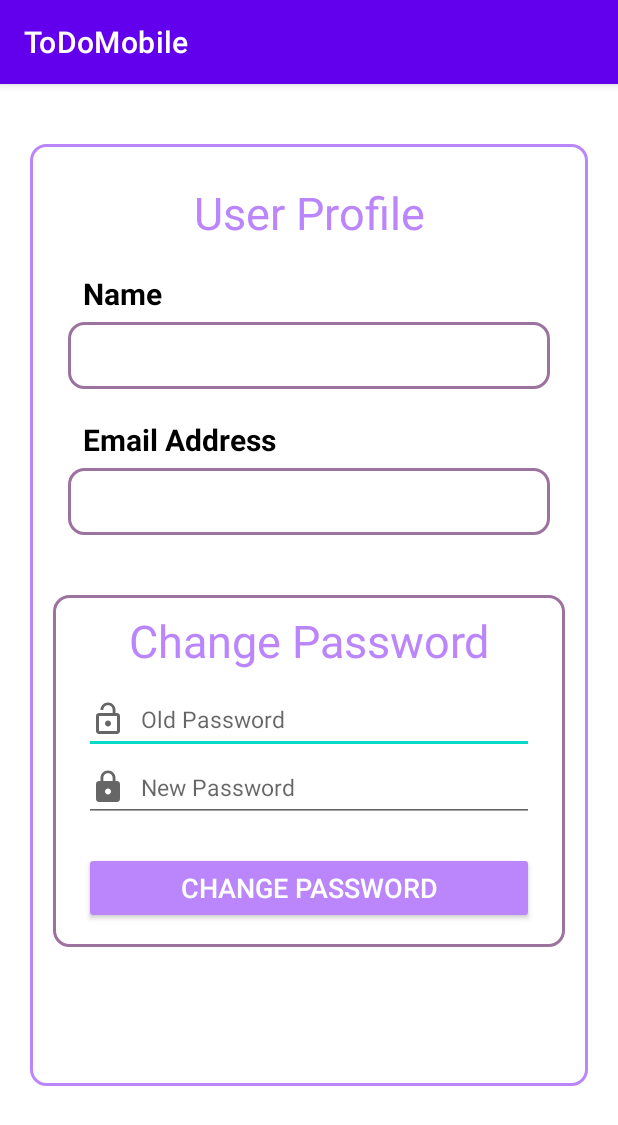
After one commit to EdbertJunus/ToDo---Mobile, an Android app: the ProfileActivity screen opened directly, with no data from a screen before it, on a phone screen of 412 x 824 dp. The commit adds this screen. Shown: the top 1125 px of the screen. Run offline under Robolectric (Android 15) with nearby library versions, the phone set to English and light mode, and no system bars; our stand-ins replace Firebase (no records; nobody signed in at launch, a user with empty details on screens opened directly); 2 statements that could not run were skipped.

Commit message:
Finished Profile Activity with change password

```diff
--- a/app/src/main/AndroidManifest.xml
+++ b/app/src/main/AndroidManifest.xml
@@ -9,7 +9,8 @@
         android:roundIcon="@mipmap/ic_launcher_round"
         android:supportsRtl="true"
         android:theme="@style/Theme.ToDoMobile">
-        <activity android:name=".TaskDetailActivity"></activity>
+        <activity android:name=".ProfileActivity"></activity>
+        <activity android:name=".TaskDetailActivity" />
         <activity android:name=".AddTaskActivity" />
         <activity android:name=".TaskActivity" />
         <activity
--- a/app/src/main/java/com/example/todomobile/MainActivity.java
+++ b/app/src/main/java/com/example/todomobile/MainActivity.java
@@ -4,6 +4,7 @@ import androidx.appcompat.app.AppCompatActivity;
 
 import android.content.Intent;
 import android.os.Bundle;
+import android.util.Log;
 import android.widget.ImageButton;
 
 public class MainActivity extends AppCompatActivity {
@@ -23,7 +24,7 @@ public class MainActivity extends AppCompatActivity {
 
         home_ib_btn = findViewById(R.id.homepage_ib_button);
         home_ib_btn.setOnClickListener(view -> {
-            Intent intent = new Intent(MainActivity.this, TaskActivity.class);
+            Intent intent = new Intent(MainActivity.this, LoginActivity.class);
             startActivity(intent);
         });
     }
--- /dev/null
+++ b/app/src/main/java/com/example/todomobile/ProfileActivity.java
@@ -0,0 +1,164 @@
+package com.example.todomobile;
+
+import androidx.annotation.NonNull;
+import androidx.appcompat.app.AppCompatActivity;
+
+import android.content.Intent;
+import android.os.Bundle;
+import android.util.Log;
+import android.widget.Button;
+import android.widget.EditText;
+import android.widget.TextView;
+import android.widget.Toast;
+
+import com.example.todomobile.database.UserHelper;
+import com.example.todomobile.model.User;
+import com.google.android.gms.tasks.OnCompleteListener;
+import com.google.android.gms.tasks.OnFailureListener;
+import com.google.android.gms.tasks.Task;
+import com.google.firebase.firestore.DocumentReference;
+import com.google.firebase.firestore.DocumentSnapshot;
+import com.google.firebase.firestore.FirebaseFirestore;
+import com.google.firebase.firestore.QuerySnapshot;
+
+import java.util.ArrayList;
+import java.util.Vector;
+import java.util.regex.Matcher;
+import java.util.regex.Pattern;
+
+public class ProfileActivity extends AppCompatActivity {
+
+    Button profile_btn_changepwd;
+    EditText profile_et_oldpwd, profile_et_newpwd;
+    TextView profile_tv_name, profile_tv_email;
+
+    private FirebaseFirestore db = FirebaseFirestore.getInstance();
+
+    private ArrayList<User> userList = new ArrayList<>();
+    private String userId, userName, userEmail, userPwd, userOldPwd, userNewPwd;
+
+    @Override
+    protected void onCreate(Bundle savedInstanceState) {
+        super.onCreate(savedInstanceState);
+        setContentView(R.layout.activity_profile);
+        readUserData();
+        init();
+    }
+
+    public void init(){
+        profile_tv_name = findViewById(R.id.profile_tv_name);
+        profile_tv_email = findViewById(R.id.profile_tv_email);
+        profile_et_oldpwd = findViewById(R.id.profile_et_oldpwd);
+        profile_et_newpwd = findViewById(R.id.profile_et_newpwd);
+        profile_btn_changepwd = findViewById(R.id.profile_btn_changepwd);
+
+        // Get User List and Id
+        Intent intent = getIntent();
+        userId = intent.getStringExtra("UserId");
+        userList = intent.getParcelableArrayListExtra("UserList");
+        for (User user:userList) {
+            if(user.getUserId().equals(userId)){
+                userName = user.getUserName();
+                userEmail = user.getUserEmail();
+                userPwd = user.getUserPassword();
+                break;
+            }
+        }
+
+        // Set textview
+        profile_tv_name.setText(userName);
+        profile_tv_email.setText(userEmail);
+
+        profile_btn_changepwd.setOnClickListener(view -> {
+            userOldPwd = profile_et_oldpwd.getText().toString();
+            userNewPwd = profile_et_newpwd.getText().toString();
+
+            // Validation
+            if(userOldPwd.isEmpty() || userNewPwd.isEmpty()){
+                Toast.makeText(this, "Please Insert Both Password!", Toast.LENGTH_SHORT).show();
+            }
+            else if(!userOldPwd.equals(userPwd)){
+                Toast.makeText(this, "Old Password Incorrect!", Toast.LENGTH_SHORT).show();
+                profile_et_oldpwd.setText("");
+                profile_et_newpwd.setText("");
+            }
+            else if(userOldPwd.equals(userPwd)){
+                if(userNewPwd.length() < 8){
+                    profile_et_oldpwd.setText("");
+                    profile_et_newpwd.setError("Password Must Be At Least 8 Characters!");
+                    return;
+                }
+                else if(!isAlphanum(userNewPwd)){
+                    profile_et_oldpwd.setText("");
+                    profile_et_newpwd.setError("Password Must Contain Both Alphabet and Numeric! (Minimum 1 Big Letter, 1 Small Letter, 1 Number)");
+                    return;
+                }
+                else{
+                    // Update password
+                    DocumentReference documentReference =
+                            db.collection("user")
+                            .document(userId);
+                    documentReference.update(
+                            "UserPassword", userNewPwd
+                    ).addOnCompleteListener(new OnCompleteListener<Void>() {
+                        @Override
+                        public void onComplete(Task<Void> task) {
+                            if(task.isSuccessful()){
+                                Toast.makeText(ProfileActivity.this, "Password Updated!", Toast.LENGTH_SHORT).show();
+                            }
+                        }
+                    }).addOnFailureListener(new OnFailureListener() {
+                        @Override
+                        public void onFailure(Exception e) {
+                            Toast.makeText(ProfileActivity.this, "Password Update Failed!", Toast.LENGTH_SHORT).show();
+                        }
+                    });
+
+                    // Ganti ke task activity
+                    Intent newIntent = new Intent(ProfileActivity.this, LoginActivity.class);
+                    newIntent.putExtra("UserId", userId);
+//                Toast.makeText(this, "User Id: " + userId, Toast.LENGTH_SHORT).show();
+                    startActivity(newIntent);
+                    finish();
+                }
+            }
+
+        });
+
+    }
+
+    // Read Current User
+    private void readUserData() {
+        db.collection("user")
+                .get()
+                .addOnCompleteListener(new OnCompleteListener<QuerySnapshot>() {
+                    @Override
+                    public void onComplete(Task<QuerySnapshot> task) {
+                        for (DocumentSnapshot snapshot : task.getResult()){
+                            User user = new User(snapshot.getId(),
+                                    snapshot.getString("UserEmail"),
+                                    snapshot.getString("UserName"),
+                                    snapshot.getString("UserPassword"));
+                            userList.add(user);
+                        }
+                        Toast.makeText(ProfileActivity.this, "Data Load Successfully!", Toast.LENGTH_SHORT).show();
+                    }
+                }).addOnFailureListener(new OnFailureListener() {
+            @Override
+            public void onFailure(Exception e) {
+                Toast.makeText(ProfileActivity.this, "Read data failed!", Toast.LENGTH_SHORT).show();
+            }
+        });
+    }
+
+
+    // Check Pass Alphanumeric
+    public Boolean isAlphanum(String password){
+        final String regexp = "^(?=.*?[A-Z])(?=.*?[a-z])(?=.*?[0-9]).+$";
+        Pattern pass_pattern = Pattern.compile(regexp);
+
+        Matcher isPassMatch = pass_pattern.matcher(password);
+        return isPassMatch.matches();
+    }
+
+}
--- /dev/null
+++ b/app/src/main/res/drawable/custom_img_oldpwd.xml
@@ -0,0 +1,10 @@
+<vector xmlns:android="http://schemas.android.com/apk/res/android"
+    android:width="24dp"
+    android:height="24dp"
+    android:viewportWidth="24"
+    android:viewportHeight="24"
+    android:tint="?attr/colorControlNormal">
+  <path
+      android:fillColor="@android:color/white"
+      android:pathData="M12,17c1.1,0 2,-0.9 2,-2s-0.9,-2 -2,-2 -2,0.9 -2,2 0.9,2 2,2zM18,8h-1L17,6c0,-2.76 -2.24,-5 -5,-5S7,3.24 7,6h1.9c0,-1.71 1.39,-3.1 3.1,-3.1 1.71,0 3.1,1.39 3.1,3.1v2L6,8c-1.1,0 -2,0.9 -2,2v10c0,1.1 0.9,2 2,2h12c1.1,0 2,-0.9 2,-2L20,10c0,-1.1 -0.9,-2 -2,-2zM18,20L6,20L6,10h12v10z"/>
+</vector>
--- /dev/null
+++ b/app/src/main/res/drawable/profile_atr_border.xml
@@ -0,0 +1,10 @@
+<?xml version="1.0" encoding="utf-8"?>
+<shape xmlns:android="http://schemas.android.com/apk/res/android">
+    <corners android:radius="10dp"/>
+    <padding
+        android:top="10dp"
+        android:bottom="10dp"
+        android:left="10dp"
+        android:right="10dp"/>
+    <stroke android:width="2dp" android:color="@color/taro"/>
+</shape>
--- /dev/null
+++ b/app/src/main/res/drawable/profile_border.xml
@@ -0,0 +1,10 @@
+<?xml version="1.0" encoding="utf-8"?>
+<shape xmlns:android="http://schemas.android.com/apk/res/android">
+    <corners android:radius="10dp"/>
+    <padding
+        android:top="10dp"
+        android:bottom="10dp"
+        android:left="10dp"
+        android:right="10dp"/>
+    <stroke android:width="2dp" android:color="@color/purple_200"/>
+</shape>
--- /dev/null
+++ b/app/src/main/res/layout/activity_profile.xml
@@ -0,0 +1,139 @@
+<?xml version="1.0" encoding="utf-8"?>
+<LinearLayout xmlns:android="http://schemas.android.com/apk/res/android"
+    xmlns:app="http://schemas.android.com/apk/res-auto"
+    xmlns:tools="http://schemas.android.com/tools"
+    android:layout_width="match_parent"
+    android:layout_height="match_parent"
+    android:orientation="vertical"
+    android:background="@drawable/profile_border"
+    android:padding="15dp"
+    android:layout_marginTop="40dp"
+    android:layout_marginLeft="20dp"
+    android:layout_marginRight="20dp"
+    android:layout_marginBottom="100dp"
+    tools:context=".ProfileActivity">
+
+    <TextView
+        android:id="@+id/profile_tv_title"
+        android:layout_width="match_parent"
+        android:layout_height="wrap_content"
+        android:text="@string/profile"
+        android:textAlignment="center"
+        android:textSize="30dp"
+        android:textColor="@color/purple_200"
+        android:layout_marginTop="10dp"
+        />
+
+    <TextView
+        android:layout_width="match_parent"
+        android:layout_height="wrap_content"
+        android:text="@string/name"
+        android:textAlignment="viewStart"
+        android:textSize="20dp"
+        android:textColor="@color/black"
+        android:textStyle="bold"
+        android:layout_marginTop="20dp"
+        android:layout_marginLeft="20dp"
+        />
+
+    <TextView
+        android:id="@+id/profile_tv_name"
+        android:layout_width="match_parent"
+        android:layout_height="wrap_content"
+        android:layout_marginLeft="10dp"
+        android:layout_marginTop="5dp"
+        android:layout_marginRight="10dp"
+        android:background="@drawable/profile_atr_border"
+        android:text="@string/name"
+        android:textAlignment="viewStart"
+        android:textColor="@color/gray"
+        android:textSize="18dp" />
+
+    <TextView
+        android:layout_width="match_parent"
+        android:layout_height="wrap_content"
+        android:text="@string/email"
+        android:textAlignment="viewStart"
+        android:textSize="20dp"
+        android:textColor="@color/black"
+        android:textStyle="bold"
+        android:layout_marginTop="20dp"
+        android:layout_marginLeft="20dp"
+        />
+
+    <TextView
+        android:id="@+id/profile_tv_email"
+        android:layout_width="match_parent"
+        android:layout_height="wrap_content"
+        android:text="@string/email"
+        android:textAlignment="viewStart"
+        android:textSize="18dp"
+        android:textColor="@color/gray"
+        android:background="@drawable/profile_atr_border"
+        android:layout_marginLeft="10dp"
+        android:layout_marginRight="10dp"
+        android:layout_marginTop="5dp"
+        />
+
+    <LinearLayout
+        android:layout_width="match_parent"
+        android:layout_height="wrap_content"
+        android:orientation="vertical"
+        android:gravity="center"
+        android:background="@drawable/profile_atr_border"
+        android:layout_marginTop="40dp"
+        >
+
+        <TextView
+            android:id="@+id/profile_tv_changepwd"
+            android:layout_width="match_parent"
+            android:layout_height="wrap_content"
+            android:text="@string/change_pwd"
+            android:textAlignment="center"
+            android:textSize="30dp"
+            android:textColor="@color/purple_200"
+            />
+
+        <EditText
+            android:id="@+id/profile_et_oldpwd"
+            android:layout_width="300dp"
+            android:layout_height="45dp"
+            android:ems="10"
+            android:hint="@string/old_pwd"
+            android:inputType="textPassword"
+            android:drawableStart="@drawable/custom_img_oldpwd"
+            android:drawablePadding="10dp"
+            android:textSize="15sp"
+            android:layout_marginTop="10dp"
+            />
+
+        <EditText
+            android:id="@+id/profile_et_newpwd"
+            android:layout_width="300dp"
+            android:layout_height="45dp"
+            android:ems="10"
+            android:hint="@string/new_pwd"
+            android:inputType="textPassword"
+            android:drawableStart="@drawable/custom_img_password"
+            android:drawablePadding="10dp"
+            android:textSize="15sp"
+            />
+
+        <androidx.appcompat.widget.AppCompatButton
+            android:id="@+id/profile_btn_changepwd"
+            android:layout_width="wrap_content"
+            android:layout_height="wrap_content"
+            android:width="300dp"
+            android:height="40dp"
+            android:layout_marginTop="20dp"
+            android:layout_marginBottom="5dp"
+            android:backgroundTint="@color/purple_200"
+            android:text="@string/change_pwd"
+            android:textSize="18sp"
+            android:textColor="@color/white"
+            />
+
+    </LinearLayout>
+
+
+</LinearLayout>
--- a/app/src/main/res/values/colors.xml
+++ b/app/src/main/res/values/colors.xml
@@ -8,4 +8,5 @@
     <color name="black">#FF000000</color>
     <color name="white">#FFFFFFFF</color>
     <color name="gray">#787878</color>
+    <color name="taro">#9C729F</color>
 </resources>
--- a/app/src/main/res/values/strings.xml
+++ b/app/src/main/res/values/strings.xml
@@ -17,4 +17,8 @@
     <string name="task_date">[Task Date]</string>
     <string name="pick_date">Pick Date</string>
     <string name="pick_time">Pick Time</string>
+    <string name="profile">User Profile</string>
+    <string name="change_pwd">Change Password</string>
+    <string name="old_pwd">Old Password</string>
+    <string name="new_pwd">New Password</string>
 </resources>
```
Also changed, not shown: app/src/main/java/com/example/todomobile/LoginActivity.java (+5 -2 lines), app/src/main/java/com/example/todomobile/model/User.java (+37 -1 lines).
